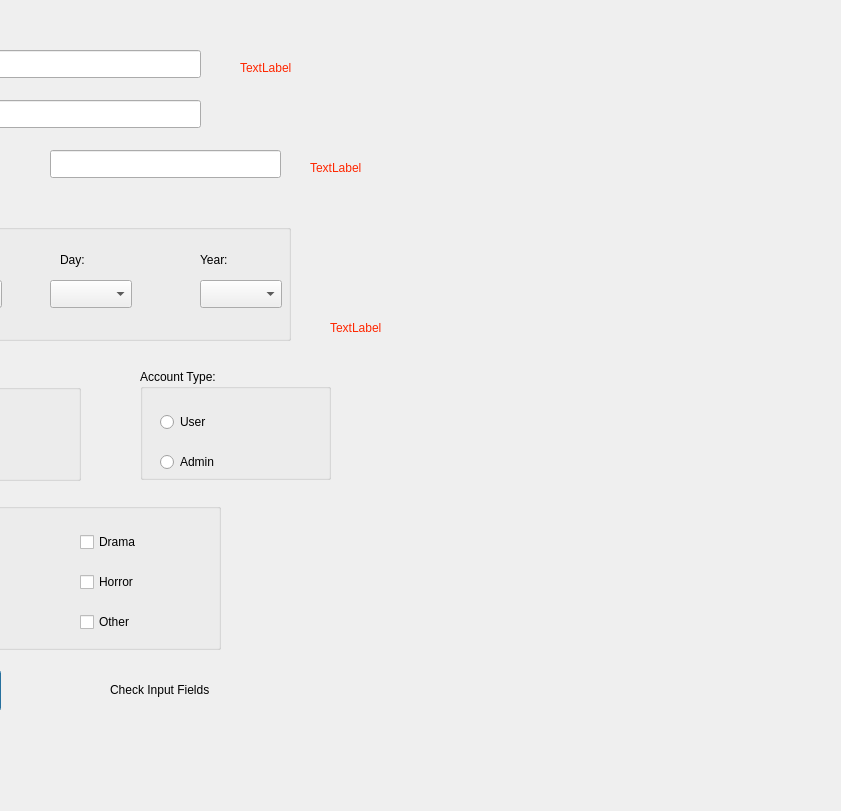
Old version of the form CinemaProject/registerwindow.ui in the repository yomnahisham/QT-Lab-Assignment1; both pictures show x 200 to 1041 and y 0 to 811 of the 1213 by 811 pixel window.
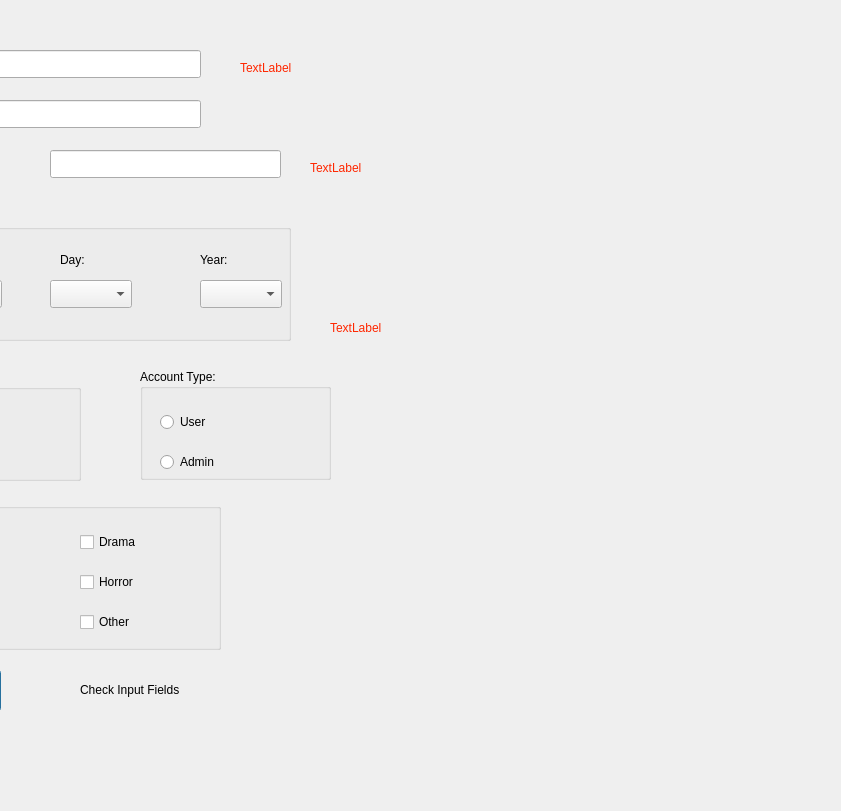
New version of the form.

Commit message: Solved Minor Issue with Label Naming

What changed in the file:
```diff
--- a/CinemaProject/registerwindow.ui
+++ b/CinemaProject/registerwindow.ui
@@ -727,7 +727,7 @@
     <rect>
      <x>440</x>
      <y>60</y>
-     <width>211</width>
+     <width>311</width>
      <height>16</height>
     </rect>
    </property>
@@ -740,7 +740,7 @@
     <rect>
      <x>510</x>
      <y>160</y>
-     <width>261</width>
+     <width>371</width>
      <height>16</height>
     </rect>
    </property>
@@ -753,7 +753,7 @@
     <rect>
      <x>530</x>
      <y>320</y>
-     <width>261</width>
+     <width>431</width>
      <height>16</height>
     </rect>
    </property>
@@ -764,9 +764,9 @@
   <widget class="QLabel" name="CheckInputs">
    <property name="geometry">
     <rect>
-     <x>310</x>
+     <x>280</x>
      <y>680</y>
-     <width>241</width>
+     <width>441</width>
      <height>20</height>
     </rect>
    </property>
```
The commit also changes 4 other files.
